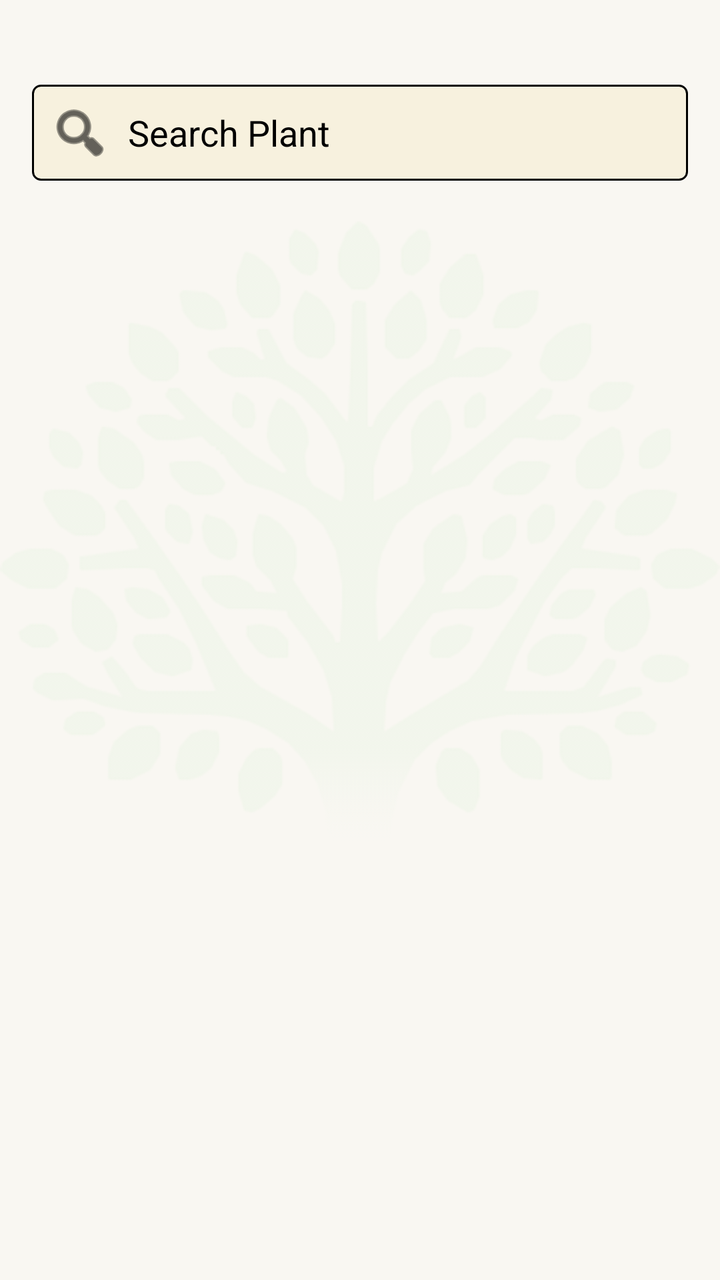
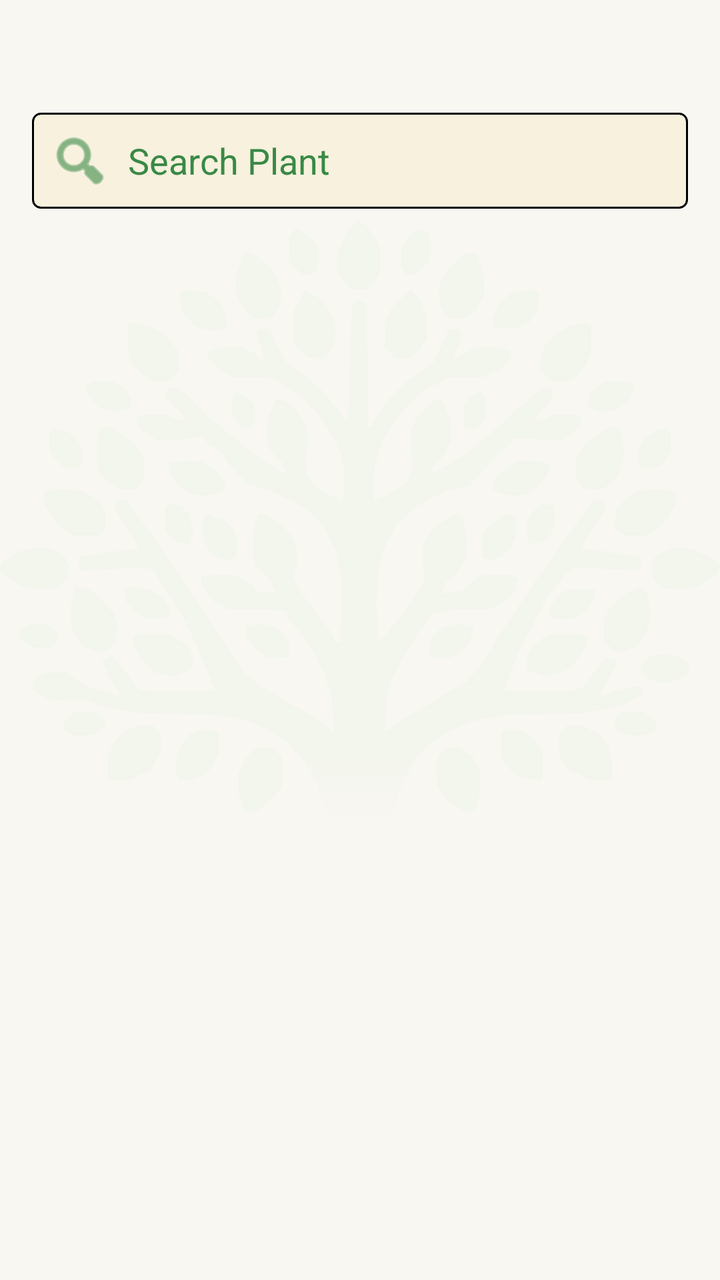

Two renders of the same Android screen: before a commit and after it. Below are the layout's source before the change and the commit's diff.
<!-- AndroidManifest.xml: application theme Theme.Plantasya_MobileApp -->
<!-- res/layout/fragment_library.xml -->
<?xml version="1.0" encoding="utf-8"?>
<FrameLayout xmlns:android="http://schemas.android.com/apk/res/android"
    xmlns:app="http://schemas.android.com/apk/res-auto"
    xmlns:tools="http://schemas.android.com/tools"
    android:layout_width="match_parent"
    android:layout_height="match_parent"
    tools:context=".LibraryFrag">

    <androidx.constraintlayout.widget.ConstraintLayout
        android:layout_width="match_parent"
        android:layout_height="match_parent"
        android:background="@color/home_bg">

        <ImageView
            android:id="@+id/backgroundTree"
            android:layout_width="0dp"
            android:layout_height="0dp"
            android:alpha="0.2"
            android:scaleType="centerInside"
            android:src="@drawable/background_tree"
            app:layout_constraintBottom_toBottomOf="parent"
            app:layout_constraintEnd_toEndOf="parent"
            app:layout_constraintStart_toStartOf="parent"
            app:layout_constraintTop_toTopOf="parent" />

        <EditText
            android:id="@+id/etSearch"
            android:layout_width="0dp"
            android:layout_height="48dp"
            android:layout_margin="16dp"
            android:background="@drawable/tbx_container"
            android:drawableStart="@android:drawable/ic_menu_search"
            android:drawableTint="@color/black"
            android:drawablePadding="8dp"
            android:hint="Search Plant"
            android:textColorHint="@color/black"
            android:textColor="@color/black"
            android:importantForAutofill="no"
            android:inputType="text"
            android:padding="8dp"
            app:layout_constraintBottom_toBottomOf="parent"
            app:layout_constraintEnd_toEndOf="parent"
            app:layout_constraintStart_toStartOf="parent"
            app:layout_constraintTop_toTopOf="parent"
            app:layout_constraintVertical_bias="0.047" />

        <androidx.recyclerview.widget.RecyclerView
            android:id="@+id/rvPlants"
            android:layout_width="428dp"
            android:layout_height="607dp"
            android:layout_marginTop="16dp"
            app:layout_constraintBottom_toBottomOf="parent"
            app:layout_constraintEnd_toEndOf="parent"
            app:layout_constraintStart_toStartOf="parent"
            app:layout_constraintTop_toBottomOf="@+id/etSearch"
            app:layout_constraintVertical_bias="0.029" />

    </androidx.constraintlayout.widget.ConstraintLayout>

</FrameLayout>
<!-- resources referenced by this layout -->
<resources>
  <color name="black">#FF000000</color>
  <color name="home_bg">#F9F7F2</color>
  <!-- drawable background_tree: png bitmap (drawable, 96836 bytes) -->
  <!-- drawable tbx_container (drawable) -->
  <?xml version="1.0" encoding="utf-8"?>
  <shape xmlns:android="http://schemas.android.com/apk/res/android"
      android:shape="rectangle">
  
      
      <solid android:color="#F7F1DE" />
  
      
      <stroke
          android:width="1dp"
          android:color="#000000" />
  
      
      <corners android:radius="4dp" />
  
      
      <padding
          android:left="12dp"
          android:top="8dp"
          android:right="12dp"
          android:bottom="8dp" />
  
  </shape>
  <style name="Theme.Plantasya_MobileApp" parent="Base.Theme.Plantasya_MobileApp" />
  <style name="Base.Theme.Plantasya_MobileApp" parent="Theme.Material3.DayNight.NoActionBar">
          
          
      </style>
</resources>

<!-- the commit's change to res/layout/fragment_library.xml (unified diff, before → after) -->
@@ -20,8 +20,10 @@
             android:src="@drawable/background_tree"
             app:layout_constraintBottom_toBottomOf="parent"
             app:layout_constraintEnd_toEndOf="parent"
+            app:layout_constraintHorizontal_bias="0.0"
             app:layout_constraintStart_toStartOf="parent"
-            app:layout_constraintTop_toTopOf="parent" />
+            app:layout_constraintTop_toTopOf="parent"
+            app:layout_constraintVertical_bias="0.0" />
 
         <EditText
             android:id="@+id/etSearch"
@@ -30,30 +32,32 @@
             android:layout_margin="16dp"
             android:background="@drawable/tbx_container"
             android:drawableStart="@android:drawable/ic_menu_search"
-            android:drawableTint="@color/black"
+
             android:drawablePadding="8dp"
+            android:drawableTint="@color/btn_c"
             android:hint="Search Plant"
-            android:textColorHint="@color/black"
-            android:textColor="@color/black"
             android:importantForAutofill="no"
             android:inputType="text"
             android:padding="8dp"
+            android:textColor="@color/btn_c"
+            android:textColorHint="@color/btn_c"
             app:layout_constraintBottom_toBottomOf="parent"
             app:layout_constraintEnd_toEndOf="parent"
             app:layout_constraintStart_toStartOf="parent"
             app:layout_constraintTop_toTopOf="parent"
-            app:layout_constraintVertical_bias="0.047" />
+            app:layout_constraintVertical_bias="0.072" />
 
         <androidx.recyclerview.widget.RecyclerView
             android:id="@+id/rvPlants"
             android:layout_width="428dp"
-            android:layout_height="607dp"
+            android:layout_height="620dp"
             android:layout_marginTop="16dp"
             app:layout_constraintBottom_toBottomOf="parent"
             app:layout_constraintEnd_toEndOf="parent"
+            app:layout_constraintHorizontal_bias="0.529"
             app:layout_constraintStart_toStartOf="parent"
             app:layout_constraintTop_toBottomOf="@+id/etSearch"
-            app:layout_constraintVertical_bias="0.029" />
+            app:layout_constraintVertical_bias="0.09" />
 
     </androidx.constraintlayout.widget.ConstraintLayout>
 
<!-- resource entries referenced after the edit -->
@@ -1,6 +1,6 @@
 <!-- resources referenced by this layout -->
 <resources>
-  <color name="black">#FF000000</color>
+  <color name="btn_c">#398945</color>
   <color name="home_bg">#F9F7F2</color>
   <!-- drawable background_tree: png bitmap (drawable, 96836 bytes) -->
   <!-- drawable tbx_container (drawable) -->
